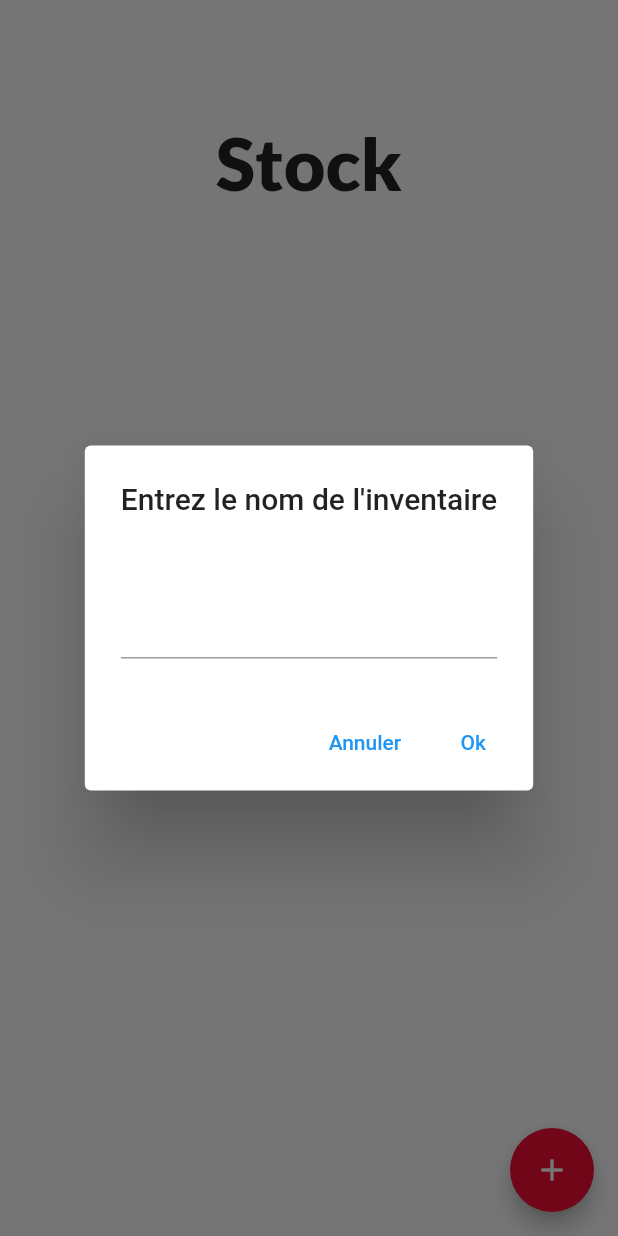
After one commit to Thomega35/wei_inventoryv2, a Flutter app: the screen it shows after launch, after a tap on the "add" icon, on a phone screen of 412 x 824 dp. The commit adds this screen. Run offline on Flutter 3.47's test engine with Material 2 defaults, Android fonts, the phone set to English and light mode, and no system bars; our stand-ins replace flutter_riverpod, google_fonts.

Commit message:
Setting up V 2.0 environnement
Architecture rebuild with organised folder and lower case files.
new files for theme / tools / constants / inventory
creation of state and controller with riverpod
BUT FOR NOW EVRYTHING IS WORKING LIKE IN THE V1

```diff
--- /dev/null
+++ b/lib/core/tools.dart
@@ -0,0 +1,9 @@
+import 'dart:math';
+import 'package:flutter/material.dart';
+
+class Tools{
+  static MaterialColor randomMaterialColor() {
+    return Colors.primaries[Random().nextInt(Colors.primaries.length)];
+  }
+
+}
--- a/lib/ChangeNamePopUp.dart
+++ b/lib/core/widget/change_name_popup.dart
@@ -1,6 +1,6 @@
 import 'package:flutter/material.dart';
 
-class ChangeNamePopUp {
+class ChangeNamePopup {
   String newName = "";
   show(BuildContext context,String question, String name, Function onConfirm) {
     showDialog(
--- a/lib/ConfirmationSuprPopUp.dart
+++ b/lib/core/widget/delete_popup.dart
@@ -1,6 +1,6 @@
 import 'package:flutter/material.dart';
 
-class ConfirmationSuprPopUp {
+class DeletePopup {
   show(BuildContext context, String name, Function onConfirm) {
     showDialog(
         context: context,
--- /dev/null
+++ b/lib/features/stock/inventoryManager/inventory.dart
@@ -0,0 +1,47 @@
+import 'package:flutter/material.dart';
+import 'package:wei_inventoryv2/features/stock/itemManager/item.dart';
+
+@immutable
+class Inventory{
+  final String title;
+  final MaterialColor mainColor;
+  final MaterialColor secondColor;
+  final List<Item>? products;
+  final List<MaterialColor>? productsColors;
+
+  const Inventory({
+    required this.title,
+    required this.mainColor,
+    required this.secondColor,
+    this.products,
+    this.productsColors,
+  });
+
+  Inventory.initial():
+      title = '',
+      mainColor = Colors.red,
+      secondColor = Colors.blue,
+      products = [],
+      productsColors = [];
+
+  @override
+  String toString() => 'Inventory{title: $title, mainColor: $mainColor, secondColor: $secondColor, products: $products, productsColors: $productsColors}';
+
+  @override
+  bool operator ==(Object other) =>
+      identical(this, other) ||
+      other is Inventory &&
+          title == other.title &&
+          mainColor == other.mainColor &&
+          secondColor == other.secondColor &&
+          products == other.products &&
+          productsColors == other.productsColors;
+
+  @override
+  int get hashCode =>
+      title.hashCode ^
+      mainColor.hashCode ^
+      secondColor.hashCode ^
+      products.hashCode ^
+      productsColors.hashCode;
+}
--- /dev/null
+++ b/lib/features/stock/inventoryManager/stock_screen.dart
@@ -0,0 +1,135 @@
+import 'package:flutter/material.dart';
+import 'package:wei_inventoryv2/core/tools.dart';
+import 'package:wei_inventoryv2/core/widget/change_name_popup.dart';
+import 'package:wei_inventoryv2/features/stock/itemManager/inventory_screen.dart';
+
+class StockScreen extends StatefulWidget {
+  const StockScreen({Key? key}) : super(key: key);
+
+  @override
+  State<StockScreen> createState() => _StockScreenState();
+}
+
+class _StockScreenState extends State<StockScreen> {
+  final List<InventoryScreen> inventories = [];
+
+  addInventory(String newName) {
+    setState(() {
+      inventories.add(InventoryScreen(
+        mainColor: Tools.randomMaterialColor(),
+        secondColor: Tools.randomMaterialColor(),
+        title: newName,
+        removeInventory: () => removeInventory(inventories.length-1),
+      ));
+    });
+  }
+  addAndRequestInventory() {
+    ChangeNamePopup()
+        .show(context, "Entrez le nom de l'inventaire", "", addInventory);
+  }
+  removeInventory(int index) {
+    setState(() {
+      inventories.removeAt(index);
+    });
+    Navigator.of(context).pop(context);
+  }
+  @override
+  Widget build(BuildContext context) {
+    return Scaffold(
+      body: Center(
+        child: Column(
+          mainAxisAlignment: MainAxisAlignment.center,
+          children: <Widget>[
+            Container(
+              height: 80,
+            ), // Box to create padding on the top of the screen
+            SizedBox(
+              height: 60,
+              child: Text(
+                'Stock',
+                style: Theme.of(context).textTheme.headline1,
+              ),
+            ), //Title of the App
+            Expanded(
+              child: Padding(
+                padding: const EdgeInsetsDirectional.fromSTEB(10, 0, 10, 0),
+                child: ListView.separated(
+                  separatorBuilder: (context, index) => const SizedBox(
+                    height: 10,
+                  ),
+                  itemBuilder: (context, index) => SizedBox(
+                    height: 75,
+                    child: DecoratedBox(
+                      decoration: BoxDecoration(
+                        border: Border(
+                          left: BorderSide(
+                              width: 5.0, color: inventories[index].mainColor),
+                        ),
+                        color: Colors.white,
+                        boxShadow: [
+                          BoxShadow(
+                            color: Colors.grey.withOpacity(0.5),
+                            spreadRadius: 2,
+                            blurRadius: 7,
+                            offset: const Offset(
+                                0, 3), // changes position of shadow
+                          ),
+                        ],
+                      ),
+                      child: TextButton(
+                        style: ButtonStyle(
+                          //Col: Colors.transparent,
+                          overlayColor: MaterialStateProperty.all(
+                              inventories[index].mainColor),
+                        ),
+                        onPressed: () {
+                          Navigator.of(context).push(MaterialPageRoute(builder: (context) => inventories[index]));
+                        },
+                        child: Padding(
+                          padding: const EdgeInsetsDirectional.fromSTEB(
+                              20, 0, 20, 0),
+                          child: Row(
+                            mainAxisAlignment: MainAxisAlignment.spaceBetween,
+                            children: <Widget>[
+                              Text(
+                                "#${index + 1}",
+                                style: Theme.of(context).textTheme.headline2,
+                              ),
+                              const SizedBox(
+                                width: 20,
+                              ),
+                              Text(
+                                inventories[index].title,
+                                style: Theme.of(context).textTheme.headline2,
+                              ),
+                              const Spacer(
+                                flex: 1,
+                              ),
+                              Icon(
+                                Icons.arrow_forward_ios_sharp,
+                                size: Theme.of(context)
+                                    .textTheme
+                                    .headline2
+                                    ?.fontSize,
+                              ),
+                            ],
+                          ),
+                        ),
+                      ),
+                    ),
+                  ),
+                  itemCount: inventories.length,
+                ),
+              ),
+            ),
+          ],
+        ),
+      ),
+      floatingActionButton: FloatingActionButton(
+        onPressed: addAndRequestInventory,
+        tooltip: 'Increment',
+        child: const Icon(Icons.add),
+      ), // This trailing comma makes auto-formatting nicer for build methods.
+    );
+  }
+}
--- /dev/null
+++ b/lib/features/stock/itemManager/item.dart
@@ -0,0 +1,41 @@
+import 'package:flutter/material.dart';
+
+@immutable
+class Item {
+  final String name;
+  final int quantity;
+
+  const Item({
+    required this.name,
+    required this.quantity,
+  });
+
+  const Item.initial():
+      name = '',
+      quantity = 0;
+
+  @override
+  String toString() => 'Item{name: $name, quantity: $quantity}';
+
+  @override
+  bool operator ==(Object other) =>
+      identical(this, other) ||
+      other is Item &&
+          name == other.name &&
+          quantity == other.quantity;
+
+  @override
+  int get hashCode =>
+      name.hashCode ^
+      quantity.hashCode;
+
+  Item add() {
+    return Item(name : name, quantity : quantity + 1);
+  }
+  Item remove() {
+    return Item(name : name, quantity : quantity - 1);
+  }
+  Item rename(String newName) {
+    return Item(name : newName, quantity : quantity);
+  }
+}
```
Also changed, not shown: lib/InventoryMember.dart (deleted, +0 -23 lines), lib/features/stock/itemManager/inventory_screen.dart (renamed from lib/InventoryPage.dart, +17 -18 lines), lib/features/stock/itemManager/item_widget.dart (renamed from lib/InventoryMember_widget.dart, +13 -11 lines), lib/features/stock/stock_controller.dart (added, +18 -0 lines), lib/features/stock/stock_state.dart (added, +31 -0 lines), lib/main.dart (+3 -141 lines), pubspec.yaml (+9 -72 lines), lib/core/constants.dart (added), pubspec.lock.
